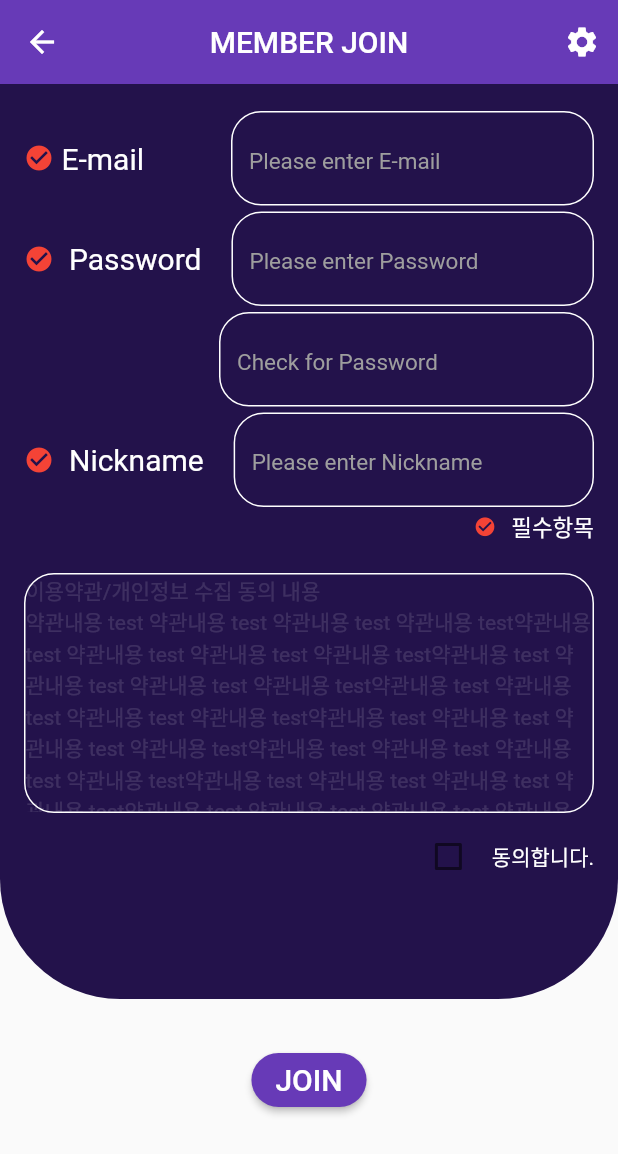
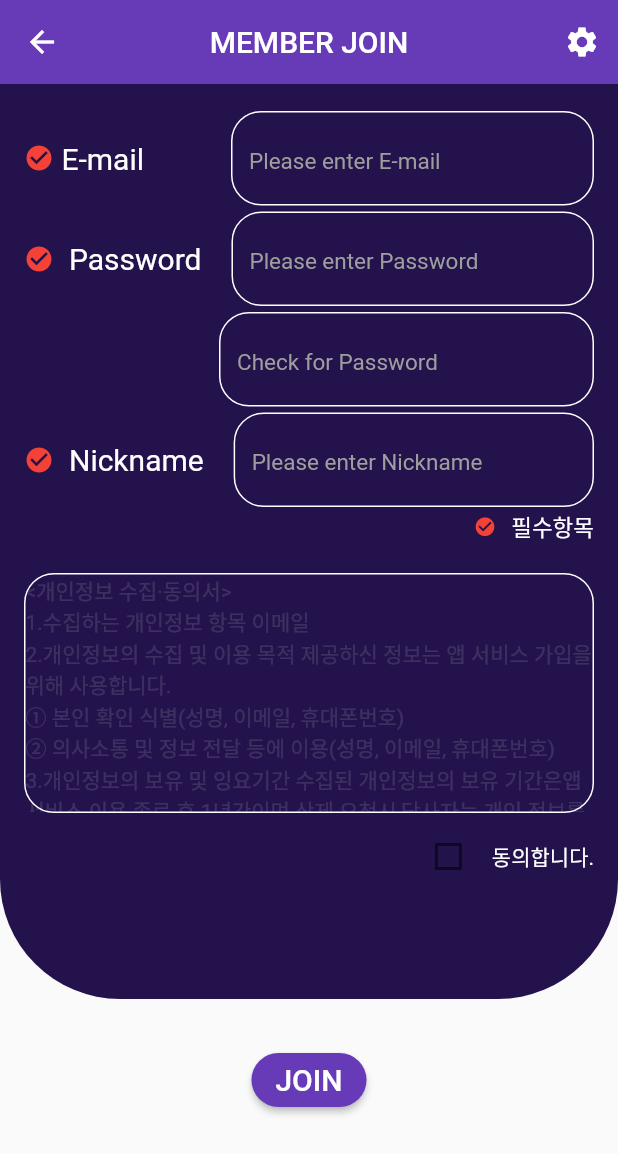
Before and after one commit to EDDI-RobotAcademy/WebAppPersonalProject, a Flutter app: the SignUpPage screen opened directly, on a phone screen of 412 x 824 dp. Shown: the top 1154 px of the screen. Run offline on Flutter 3.47's test engine with Material 2 defaults, Android fonts, the phone set to English and light mode, and no system bars; our stand-ins replace flutter_secure_storage, google_nav_bar, pull_to_refresh, table_calendar; missing offline and left inert: comment_box; accounts and stored records are empty.

Commit message:
feat:[조안나] B) 사용자가 회원가입시 개인정보 수집동의서에 해당하는 내용 수정 [LOL-E’SPORTS-KOREA53]

```diff
--- a/p4th/AnnaJo/lolEsportsKorea_frontend/lib/components/authentication/accept/accept_box.dart
+++ b/p4th/AnnaJo/lolEsportsKorea_frontend/lib/components/authentication/accept/accept_box.dart
@@ -22,20 +22,16 @@ class AcceptCheck extends StatelessWidget {
               child: const SingleChildScrollView(
                 scrollDirection: Axis.vertical,
                 child: Text(
-                  "이용약관/개인정보 수집 동의 내용 \n"
-                  "약관내용 test 약관내용 test 약관내용 test 약관내용 test"
-                  "약관내용 test 약관내용 test 약관내용 test 약관내용 test"
-                  "약관내용 test 약관내용 test 약관내용 test 약관내용 test"
-                  "약관내용 test 약관내용 test 약관내용 test 약관내용 test"
-                  "약관내용 test 약관내용 test 약관내용 test 약관내용 test"
-                  "약관내용 test 약관내용 test 약관내용 test 약관내용 test"
-                  "약관내용 test 약관내용 test 약관내용 test 약관내용 test"
-                  "약관내용 test 약관내용 test 약관내용 test 약관내용 test"
-                  "약관내용 test 약관내용 test 약관내용 test 약관내용 test"
-                  "약관내용 test 약관내용 test 약관내용 test 약관내용 test"
-                  "약관내용 test 약관내용 test 약관내용 test 약관내용 test"
-                  "약관내용 test 약관내용 test 약관내용 test 약관내용 test"
-                  "약관내용 test 약관내용 test 약관내용 test 약관내용 test",
+                  "<개인정보 수집·동의서> \n"
+                  "1.수집하는 개인정보 항목 이메일 \n"
+                  "2.개인정보의 수집 및 이용 목적 제공하신 정보는 앱 서비스 가입을 위해 사용합니다.\n"
+                  "① 본인 확인 식별(성명, 이메일, 휴대폰번호) \n"
+                  "② 의사소통 및 정보 전달 등에 이용(성명, 이메일, 휴대폰번호)\n"
+                  "3.개인정보의 보유 및 잉요기간 수집된 개인정보의 보유 기간은"
+                  "앱 서비스 이용 종료 후 1년간이며 삭제 요청시,"
+                  "당사자는 개인 정보를 재생이 불가능한 방법으로 즉시 파기합니다. \n"
+                  "※ 귀하는 이에 대한 동의를 거부할 수 있습니다.\n"
+                  "다만 동의가 없을 경우 당 기관의 앱 서비스 이용이 불가능할 수도 있음을 알려드립니다.",
                   style: TextStyle(color: Colors.white12),
                 ),
               ),
```
